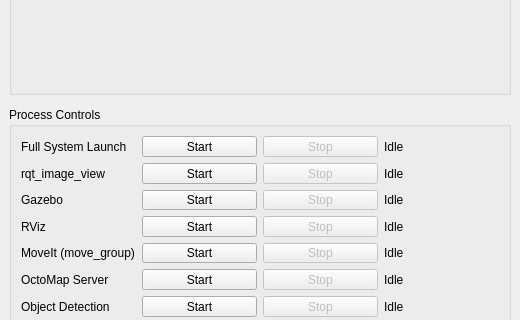
The window that src/tools/arm_gui_tools/ui/full_system_launcher.ui (widemic/ldr-humanoid-arm-system) describes before a commit, drawn with Qt 5; both pictures show x 0 to 520 and y 225 to 545 of the 520 by 642 pixel window.
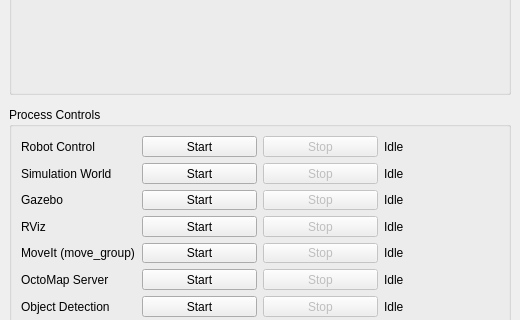
The same window after the commit.

Commit message: split control and simulation

What changed in the file:
```diff
--- a/src/tools/arm_gui_tools/ui/full_system_launcher.ui
+++ b/src/tools/arm_gui_tools/ui/full_system_launcher.ui
@@ -101,7 +101,7 @@
                             <item row="0" column="0">
                                 <widget class="QLabel" name="label_system_name">
                                     <property name="text">
-                                        <string>Full System Launch</string>
+                                        <string>Robot Control</string>
                                     </property>
                                 </widget>
                             </item>
@@ -132,7 +132,7 @@
                             <item row="1" column="0">
                                 <widget class="QLabel" name="label_rqt_name">
                                     <property name="text">
-                                        <string>rqt_image_view</string>
+                                        <string>Simulation World</string>
                                     </property>
                                 </widget>
                             </item>
```
Left out of the diff: 8 changed lines with no effect on the pictures. The commit also changes 1 other file.
